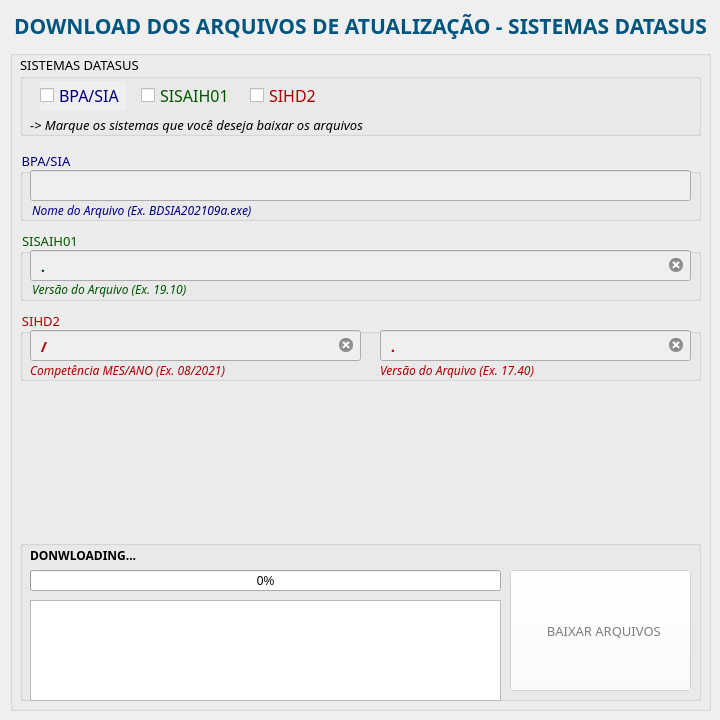
This is ui/interface.ui in willamylp/files-ftp-datasus as Qt 5 draws it before an edit. The edited form follows.
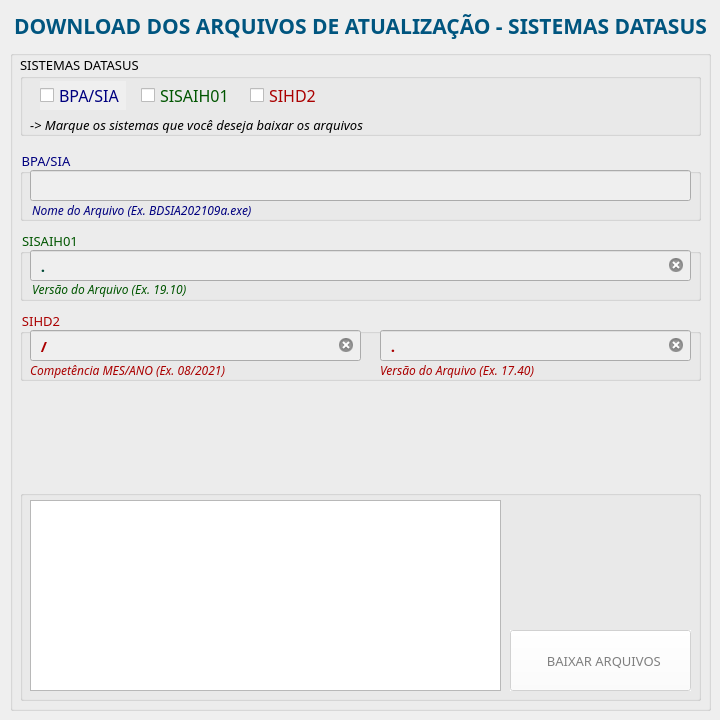
This is the edited form. Icons and pictures are not drawn.

Commit message: Ajustes no Download

Diff of the .ui file:
```diff
--- a/ui/interface.ui
+++ b/ui/interface.ui
@@ -549,42 +549,14 @@
     <property name="geometry">
      <rect>
       <x>10</x>
-      <y>490</y>
+      <y>440</y>
       <width>681</width>
-      <height>161</height>
+      <height>211</height>
      </rect>
     </property>
     <property name="title">
      <string/>
     </property>
-    <widget class="QProgressBar" name="progressBar">
-     <property name="enabled">
-      <bool>true</bool>
-     </property>
-     <property name="geometry">
-      <rect>
-       <x>10</x>
-       <y>30</y>
-       <width>471</width>
-       <height>21</height>
-      </rect>
-     </property>
-     <property name="cursor">
-      <cursorShape>WaitCursor</cursorShape>
-     </property>
-     <property name="value">
-      <number>0</number>
-     </property>
-     <property name="alignment">
-      <set>Qt::AlignRight|Qt::AlignTrailing|Qt::AlignVCenter</set>
-     </property>
-     <property name="invertedAppearance">
-      <bool>false</bool>
-     </property>
-     <property name="textDirection">
-      <enum>QProgressBar::TopToBottom</enum>
-     </property>
-    </widget>
     <widget class="QPushButton" name="DownloadButton">
      <property name="enabled">
       <bool>false</bool>
@@ -592,9 +564,9 @@
      <property name="geometry">
       <rect>
        <x>490</x>
-       <y>30</y>
+       <y>140</y>
        <width>181</width>
-       <height>121</height>
+       <height>61</height>
       </rect>
      </property>
      <property name="palette">
@@ -1070,33 +1042,6 @@
       <bool>false</bool>
      </property>
     </widget>
-    <widget class="QLabel" name="label_downloading">
-     <property name="geometry">
-      <rect>
-       <x>10</x>
-       <y>0</y>
-       <width>481</width>
-       <height>31</height>
-      </rect>
-     </property>
-     <property name="font">
-      <font>
-       <family>Trebuchet MS</family>
-       <pointsize>9</pointsize>
-       <weight>75</weight>
-       <bold>true</bold>
-      </font>
-     </property>
-     <property name="frameShape">
-      <enum>QFrame::NoFrame</enum>
-     </property>
-     <property name="text">
-      <string>DONWLOADING...</string>
-     </property>
-     <property name="textFormat">
-      <enum>Qt::AutoText</enum>
-     </property>
-    </widget>
     <widget class="QPlainTextEdit" name="text_STATUS">
      <property name="enabled">
       <bool>false</bool>
@@ -1104,9 +1049,9 @@
      <property name="geometry">
       <rect>
        <x>10</x>
-       <y>60</y>
+       <y>10</y>
        <width>471</width>
-       <height>101</height>
+       <height>191</height>
       </rect>
      </property>
      <property name="palette">
```
The commit also changes 2 other files.
